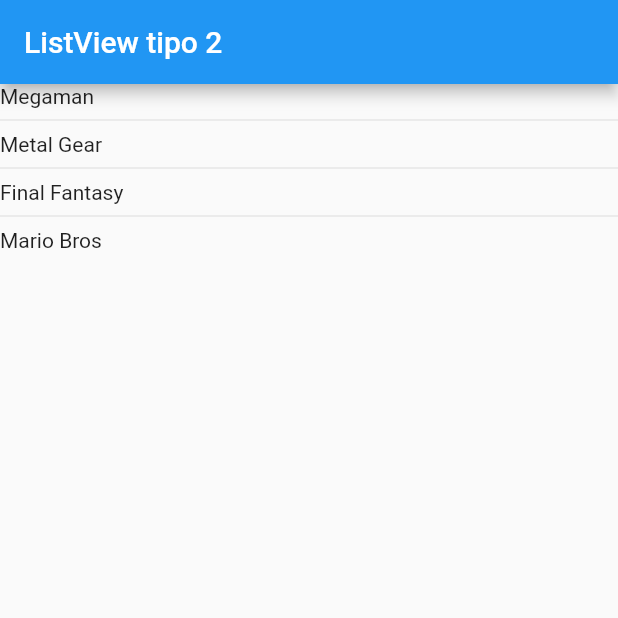
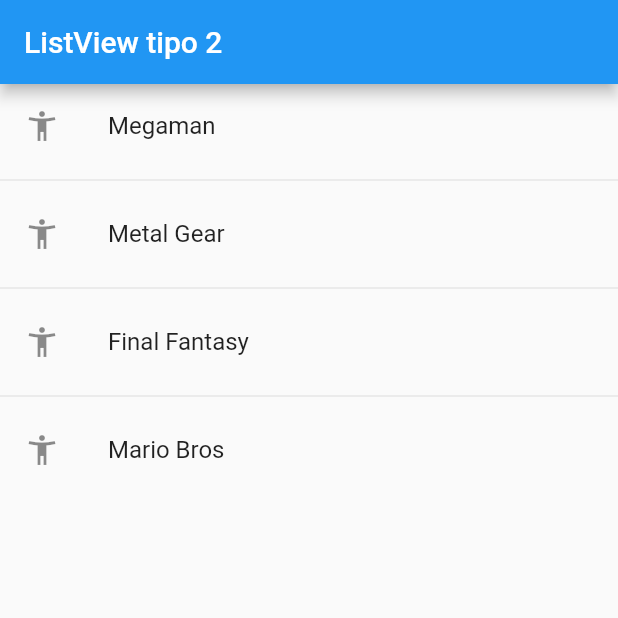
Before and after one commit to teorcl/fl_components, a Flutter app: the screen it shows after launch, on a phone screen of 412 x 824 dp, the top half of it. Run offline on Flutter 3.47's test engine with Material 2 defaults, Android fonts, the phone set to English and light mode, and no system bars.

Commit message:
lisView.separated version 2 con un icono en los items de la lista

```diff
--- a/lib/screens/listview2_screen.dart
+++ b/lib/screens/listview2_screen.dart
@@ -17,7 +17,8 @@ class ListView2Screen extends StatelessWidget {
           title: const Text("ListView tipo 2"),
         ),
         body: ListView.separated(
-            itemBuilder: (context, index) =>  Text(options[index]),
+            itemBuilder: (context, index) =>  ListTile(leading: const Icon(Icons.accessibility_new_outlined),
+            title: Text(options[index])),
             separatorBuilder: (_, __) => const  Divider(),
             itemCount: options.length));
   }
```
